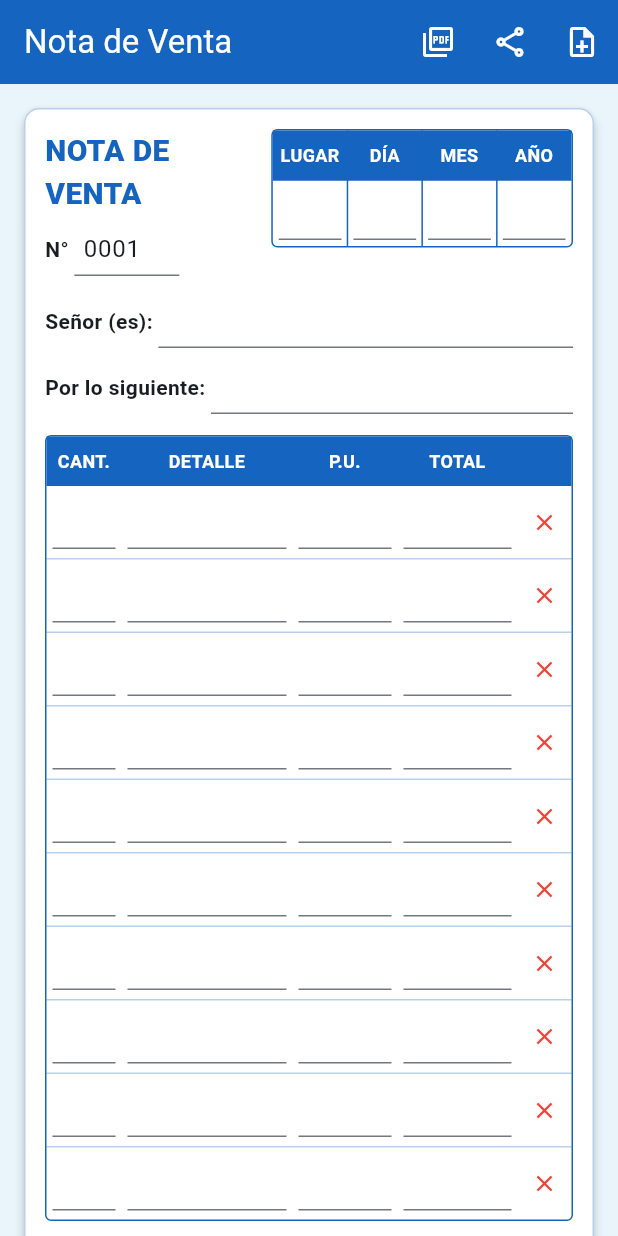
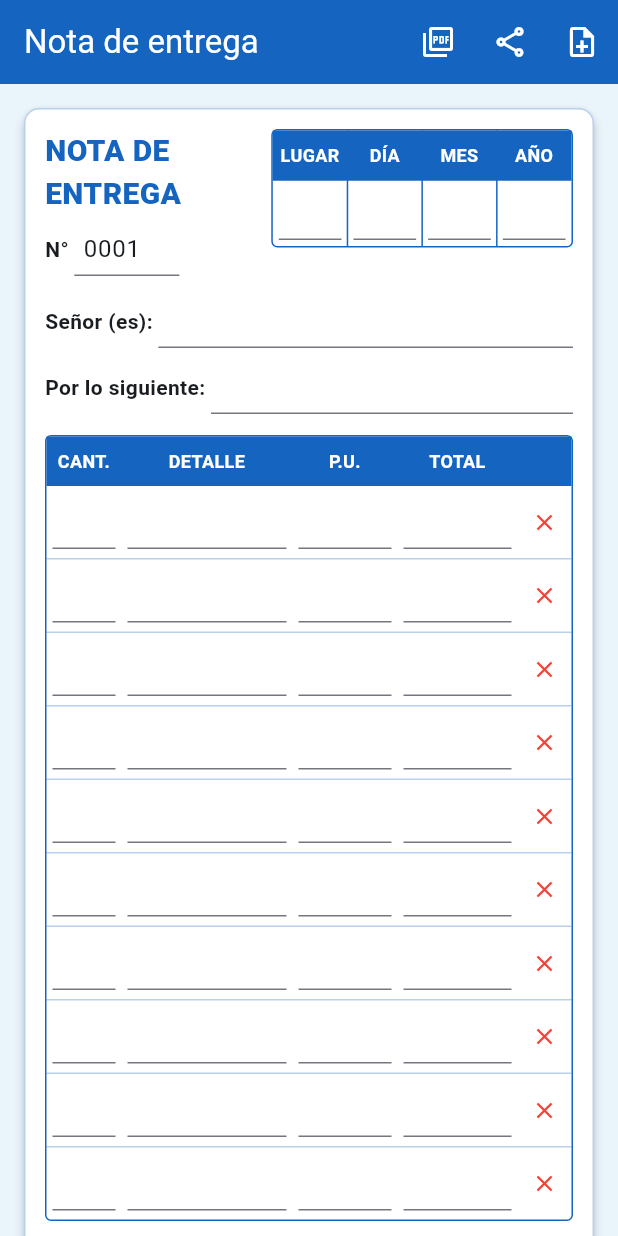
Before and after one commit to Dransil/nota_venta, a Flutter app: the screen it shows after launch, on a phone screen of 412 x 824 dp. Run offline on Flutter 3.47's test engine with Material 3 defaults, Android fonts, the phone set to English and light mode, and no system bars; our stand-ins replace pdf, printing.

Commit message:
Cambio de texto de nota de entrega

```diff
--- a/lib/main.dart
+++ b/lib/main.dart
@@ -17,7 +17,7 @@ class NotaVentaApp extends StatelessWidget {
   Widget build(BuildContext context) {
     const azul = Color(0xFF1565C0);
     return MaterialApp(
-      title: 'Nota de Venta',
+      title: 'Nota de entrega',
       debugShowCheckedModeBanner: false,
       theme: ThemeData(
         useMaterial3: true,
@@ -177,7 +177,7 @@ class _NotaVentaPageState extends State<NotaVentaPage> {
     showDialog(
       context: context,
       builder: (ctx) => AlertDialog(
-        title: const Text('Nueva nota de venta'),
+        title: const Text('Nueva nota de entrega'),
         content: const Text(
           '¿Deseas limpiar todos los campos y empezar una nota nueva?',
         ),
@@ -220,7 +220,7 @@ class _NotaVentaPageState extends State<NotaVentaPage> {
       appBar: AppBar(
         backgroundColor: azul,
         foregroundColor: Colors.white,
-        title: const Text('Nota de Venta'),
+        title: const Text('Nota de entrega'),
         actions: [
           IconButton(
             tooltip: 'Generar / Imprimir PDF',
@@ -292,7 +292,7 @@ class _NotaVentaPageState extends State<NotaVentaPage> {
             crossAxisAlignment: CrossAxisAlignment.start,
             children: [
               const Text(
-                'NOTA DE VENTA',
+                'NOTA DE ENTREGA',
                 style: TextStyle(
                   color: azul,
                   fontWeight: FontWeight.w900,
```
